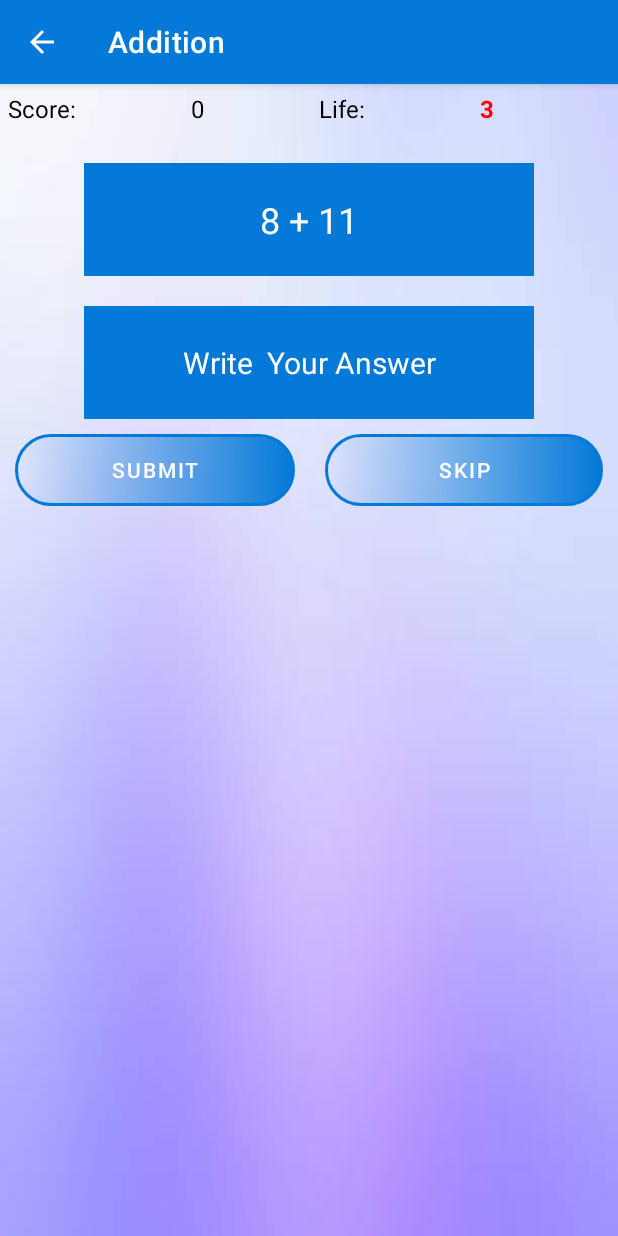
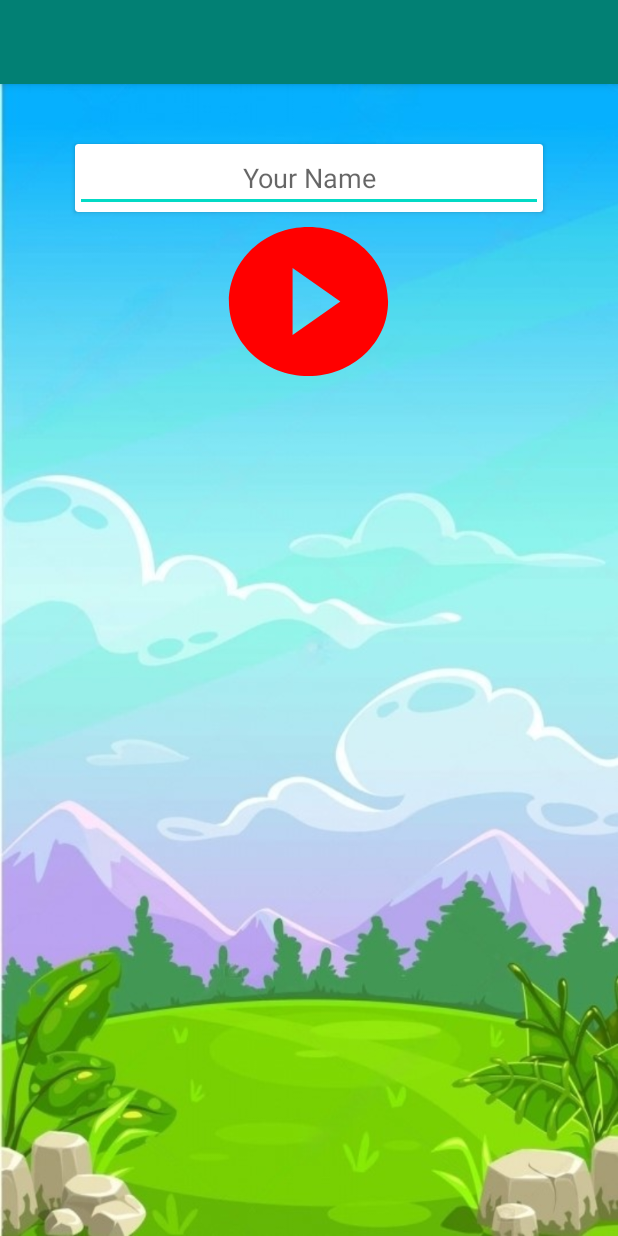
Before and after one commit to manash33pratim/MathGame, an Android app: the screen it shows after launch (Add before the commit, UserName after it), after a tap on an icon or button, on a phone screen of 412 x 824 dp. Run offline under Robolectric (Android 15) with nearby library versions, the phone set to English and light mode, and no system bars.

```diff
--- a/app/src/main/java/com/manash/mathgame/MainActivity.kt
+++ b/app/src/main/java/com/manash/mathgame/MainActivity.kt
@@ -8,7 +8,7 @@ import android.widget.RadioButton
 import android.widget.RadioGroup
 import android.widget.Toast
 import androidx.fragment.app.Fragment
-import com.manash.mathgame.databinding.ActivityMainBinding
+
 import com.manash.mathgame.fragment.Fragment1
 
 
@@ -47,29 +47,38 @@ class MainActivity : AppCompatActivity() {
         //--------------------------------------------------------------
         addition.setOnClickListener {
 
-            val intent = Intent(this@MainActivity,Add::class.java)
+            val intent = Intent(this@MainActivity,UserName::class.java)
+
+            intent.putExtra("value",addition.transitionName)
+           // finish()
             startActivity(intent)
-           // finish()
 
         }
         subtraction.setOnClickListener {
 
-            val intent = Intent(this@MainActivity,Minus::class.java)
+            val intent = Intent(this@MainActivity,UserName::class.java)
+
+            intent.putExtra("value",subtraction.transitionName)
+           // finish()
             startActivity(intent)
-           // finish()
+
 
         }
         multi.setOnClickListener {
 
-            val intent = Intent(this@MainActivity,Multi::class.java)
+            var intent = Intent(this@MainActivity,UserName::class.java)
+
+            intent.putExtra("value",multi.transitionName)
             startActivity(intent)
            // finish()
 
         }
         div.setOnClickListener {
-            val intent = Intent(this@MainActivity,Divide::class.java)
+            var intent = Intent(this@MainActivity,UserName::class.java)
+
+            intent.putExtra("value",div.transitionName)
             startActivity(intent)
-            //finish()
+        //finish()
         }
         table.setOnClickListener {
             val intent = Intent(this@MainActivity,MultiTable::class.java)
--- /dev/null
+++ b/app/src/main/java/com/manash/mathgame/UserName.kt
@@ -0,0 +1,91 @@
+package com.manash.mathgame
+
+import android.content.Context
+import android.content.Intent
+import androidx.appcompat.app.AppCompatActivity
+import android.os.Bundle
+import android.widget.EditText
+import android.widget.ImageButton
+import android.widget.Toast
+import androidx.core.content.ContentProviderCompat.requireContext
+import java.io.FileOutputStream
+import java.io.IOException
+
+class UserName : AppCompatActivity() {
+
+    lateinit var username: EditText
+    lateinit var btnPlay: ImageButton
+
+
+   // lateinit var data:String
+
+    override fun onCreate(savedInstanceState: Bundle?) {
+        super.onCreate(savedInstanceState)
+        setContentView(R.layout.user_name)
+
+        username=findViewById(R.id.UserName)
+        btnPlay=findViewById(R.id.ButtonPlay)
+
+        btnPlay.setOnClickListener {
+
+            if (username.text.isEmpty()){
+                Toast.makeText(this, "Enter your name", Toast.LENGTH_SHORT).show()
+            }else{
+
+//                val i=Intent(this,ResultActivity::class.java)
+//                i.putExtra("name",username.text)
+
+                val input= intent.getStringExtra("value").toString()
+
+                if (input=="add"){
+                    val i = Intent(this,Add::class.java)
+                    i.putExtra("name",username.text.toString())
+                    startActivity(i)
+
+
+                }else if (input=="sub"){
+                    val i2 = Intent(this,Minus::class.java)
+                    i2.putExtra("name",username.text.toString())
+
+                    startActivity(i2)
+                }else if (input=="multi") {
+                    val i3 = Intent(this, Multi::class.java)
+                    i3.putExtra("name",username.text.toString())
+                    startActivity(i3)
+                }else if (input=="div") {
+                    val i4 = Intent(this, Divide::class.java)
+                   i4.putExtra("name",username.text.toString())
+                    startActivity(i4)
+                }
+            }
+
+finish()
+//-----------------------------
+//                val file:String = username.text.toString()
+//
+//                        try{
+//                            val fout = openFileOutput(file, MODE_APPEND)
+//
+//                            fout.close()
+//                            Toast.makeText(this,"file saved",Toast.LENGTH_LONG).show()
+//                        }
+//                        catch (to:IOException){
+//
+//                        }
+//
+//
+//
+//
+//                }
+
+
+           }
+                //-----------------
+
+
+
+            }
+
+
+
+}
--- /dev/null
+++ b/app/src/main/res/drawable/play.xml
@@ -0,0 +1,5 @@
+<vector android:height="24dp" android:tint="#FF0000"
+    android:viewportHeight="24" android:viewportWidth="24"
+    android:width="24dp" xmlns:android="http://schemas.android.com/apk/res/android">
+    <path android:fillColor="@android:color/white" android:pathData="M12,2C6.48,2 2,6.48 2,12s4.48,10 10,10 10,-4.48 10,-10S17.52,2 12,2zM10,16.5v-9l6,4.5 -6,4.5z"/>
+</vector>
--- a/app/src/main/res/layout/activity_result.xml
+++ b/app/src/main/res/layout/activity_result.xml
@@ -15,9 +15,10 @@
         android:layout_width="wrap_content"
         android:layout_height="wrap_content"
         android:layout_marginTop="30dp"
-        android:text="Congratulations"
+        android:hint="Congratulations"
         android:textColor="@color/black"
         android:textSize="24sp"
+        android:textAlignment="center"
         android:textStyle="bold" />
 
     <TextView
--- /dev/null
+++ b/app/src/main/res/layout/user_name.xml
@@ -0,0 +1,38 @@
+<?xml version="1.0" encoding="utf-8"?>
+<LinearLayout xmlns:android="http://schemas.android.com/apk/res/android"
+    xmlns:app="http://schemas.android.com/apk/res-auto"
+    xmlns:tools="http://schemas.android.com/tools"
+    android:layout_width="match_parent"
+    android:layout_height="match_parent"
+    android:orientation="vertical"
+    android:background="@drawable/bg1"
+    tools:context=".UserName">
+
+    <androidx.cardview.widget.CardView
+        android:layout_width="match_parent"
+        android:layout_height="wrap_content"
+        android:layout_gravity="center"
+       android:layout_marginRight="50dp"
+        android:layout_marginLeft="50dp"
+        android:layout_marginTop="40dp"
+        >
+
+        <EditText
+            android:id="@+id/UserName"
+            android:layout_gravity="center"
+            android:gravity="center"
+            android:layout_width="match_parent"
+            android:hint="Your Name"
+            android:layout_height="match_parent"/>
+
+
+    </androidx.cardview.widget.CardView>
+
+    <ImageButton
+        android:id="@+id/ButtonPlay"
+        android:layout_width="127dp"
+        android:layout_height="119dp"
+        android:layout_gravity="center"
+        android:background="@drawable/play" />
+
+</LinearLayout>
```
Also changed, not shown: app/src/main/AndroidManifest.xml (+10 -7 lines), app/src/main/java/com/manash/mathgame/Add.kt (+11 -6 lines), app/src/main/java/com/manash/mathgame/Divide.kt (+6 -3 lines), app/src/main/java/com/manash/mathgame/Minus.kt (+6 -3 lines), app/src/main/java/com/manash/mathgame/Multi.kt (+6 -3 lines), app/src/main/java/com/manash/mathgame/ResultActivity.kt (+41 -3 lines), app/src/main/res/layout/activity_main.xml (+5 -2 lines), app/src/main/res/drawable/mathgamelogo.png (added).
